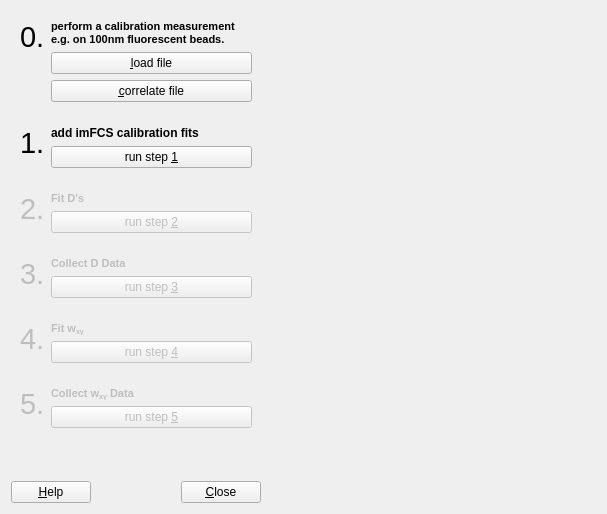
Old version of the form plugins/imfcsfit/imfcscalibrationwizard.ui in the repository jkriege2/QuickFit3.
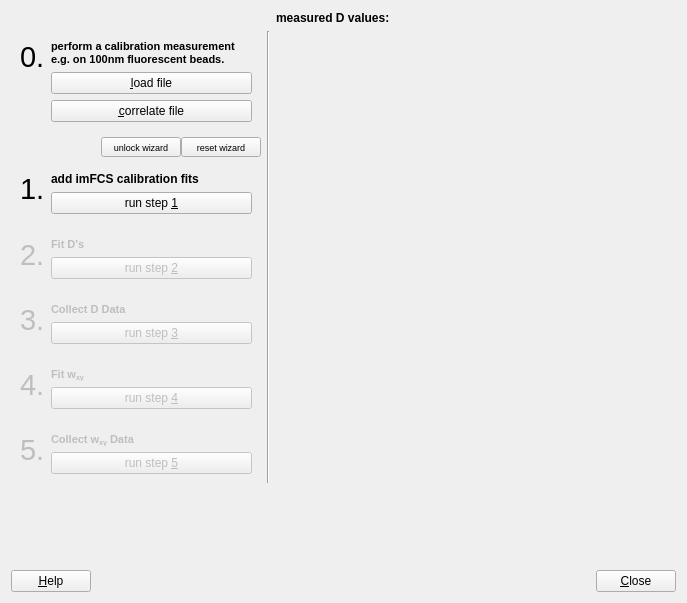
New version of the form. Icons and pictures are not drawn. Custom widgets are drawn as their Qt base class.

Patch:
```diff
--- a/plugins/imfcsfit/imfcscalibrationwizard.ui
+++ b/plugins/imfcsfit/imfcscalibrationwizard.ui
@@ -6,8 +6,8 @@
    <rect>
     <x>0</x>
     <y>0</y>
-    <width>607</width>
-    <height>514</height>
+    <width>687</width>
+    <height>603</height>
    </rect>
   </property>
   <property name="minimumSize">
@@ -23,102 +23,8 @@
    <iconset resource="qfevalimfcsfit.qrc">
     <normaloff>:/imfcsfit/focalvolume.png</normaloff>:/imfcsfit/focalvolume.png</iconset>
   </property>
-  <layout class="QGridLayout" name="gridLayout_7" columnstretch="0,1,0">
-   <item row="0" column="0">
-    <widget class="QWidget" name="widget0" native="true">
-     <property name="minimumSize">
-      <size>
-       <width>250</width>
-       <height>0</height>
-      </size>
-     </property>
-     <layout class="QGridLayout" name="gridLayout_6" rowstretch="0,0,0" columnstretch="0,1">
-      <item row="0" column="0" rowspan="2">
-       <widget class="QLabel" name="label_11">
-        <property name="text">
-         <string>&lt;font size=&quot;+4&quot;&gt;0.&lt;/font&gt;</string>
-        </property>
-        <property name="alignment">
-         <set>Qt::AlignLeading|Qt::AlignLeft|Qt::AlignTop</set>
-        </property>
-       </widget>
-      </item>
-      <item row="0" column="1">
-       <widget class="QLabel" name="label_12">
-        <property name="text">
-         <string>&lt;!DOCTYPE HTML PUBLIC &quot;-//W3C//DTD HTML 4.0//EN&quot; &quot;http://www.w3.org/TR/REC-html40/strict.dtd&quot;&gt;
-&lt;html&gt;&lt;head&gt;&lt;meta name=&quot;qrichtext&quot; content=&quot;1&quot; /&gt;&lt;style type=&quot;text/css&quot;&gt;
-p, li { white-space: pre-wrap; }
-&lt;/style&gt;&lt;/head&gt;&lt;body style=&quot; font-family:'MS Shell Dlg 2'; font-size:8.25pt; font-weight:400; font-style:normal;&quot;&gt;
-&lt;p style=&quot; margin-top:0px; margin-bottom:0px; margin-left:0px; margin-right:0px; -qt-block-indent:0; text-indent:0px;&quot;&gt;&lt;span style=&quot; font-weight:600;&quot;&gt;perform a calibration measurement e.g. on 100nm fluorescent beads.&lt;/span&gt;&lt;/p&gt;&lt;/body&gt;&lt;/html&gt;</string>
-        </property>
-        <property name="alignment">
-         <set>Qt::AlignLeading|Qt::AlignLeft|Qt::AlignTop</set>
-        </property>
-        <property name="wordWrap">
-         <bool>true</bool>
-        </property>
-       </widget>
-      </item>
-      <item row="1" column="1">
-       <widget class="QPushButton" name="btnLoadFile">
-        <property name="text">
-         <string>&amp;load file</string>
-        </property>
-        <property name="icon">
-         <iconset resource="../imagingfcs/qfrdrimagingfcs.qrc">
-          <normaloff>:/imaging_fcs/fileopen.png</normaloff>:/imaging_fcs/fileopen.png</iconset>
-        </property>
-       </widget>
-      </item>
-      <item row="2" column="1">
-       <widget class="QPushButton" name="btnCorrelate">
-        <property name="text">
-         <string>&amp;correlate file</string>
-        </property>
-        <property name="icon">
-         <iconset resource="../imagingfcs/qfrdrimagingfcs.qrc">
-          <normaloff>:/imaging_fcs/add_job.png</normaloff>:/imaging_fcs/add_job.png</iconset>
-        </property>
-       </widget>
-      </item>
-     </layout>
-    </widget>
-   </item>
-   <item row="1" column="0">
-    <widget class="QWidget" name="widget1" native="true">
-     <layout class="QGridLayout" name="gridLayout" rowstretch="0,0" columnstretch="0,1">
-      <item row="0" column="0" rowspan="2">
-       <widget class="QLabel" name="label">
-        <property name="text">
-         <string>&lt;font size=&quot;+4&quot;&gt;1.&lt;/font&gt;</string>
-        </property>
-        <property name="alignment">
-         <set>Qt::AlignLeading|Qt::AlignLeft|Qt::AlignTop</set>
-        </property>
-       </widget>
-      </item>
-      <item row="0" column="1">
-       <widget class="QLabel" name="label_6">
-        <property name="text">
-         <string>&lt;b&gt;add imFCS calibration fits&lt;/b&gt;</string>
-        </property>
-        <property name="alignment">
-         <set>Qt::AlignLeading|Qt::AlignLeft|Qt::AlignTop</set>
-        </property>
-       </widget>
-      </item>
-      <item row="1" column="1">
-       <widget class="QPushButton" name="btnStep1">
-        <property name="text">
-         <string>run step &amp;1</string>
-        </property>
-       </widget>
-      </item>
-     </layout>
-    </widget>
-   </item>
-   <item row="2" column="0">
+  <layout class="QGridLayout" name="gridLayout_7" columnstretch="0,0,1">
+   <item row="6" column="0">
     <widget class="QWidget" name="widget2" native="true">
      <property name="enabled">
       <bool>false</bool>
@@ -158,87 +64,7 @@
      </layout>
     </widget>
    </item>
-   <item row="3" column="0">
-    <widget class="QWidget" name="widget3" native="true">
-     <property name="enabled">
-      <bool>false</bool>
-     </property>
-     <layout class="QGridLayout" name="gridLayout_3" rowstretch="0,0" columnstretch="0,1">
-      <item row="0" column="0" rowspan="2">
-       <widget class="QLabel" name="label_3">
-        <property name="text">
-         <string>&lt;font size=&quot;+4&quot;&gt;3.&lt;/font&gt;</string>
-        </property>
-        <property name="alignment">
-         <set>Qt::AlignLeading|Qt::AlignLeft|Qt::AlignTop</set>
-        </property>
-       </widget>
-      </item>
-      <item row="0" column="1">
-       <widget class="QLabel" name="label_8">
-        <property name="text">
-         <string>&lt;!DOCTYPE HTML PUBLIC &quot;-//W3C//DTD HTML 4.0//EN&quot; &quot;http://www.w3.org/TR/REC-html40/strict.dtd&quot;&gt;
-&lt;html&gt;&lt;head&gt;&lt;meta name=&quot;qrichtext&quot; content=&quot;1&quot; /&gt;&lt;style type=&quot;text/css&quot;&gt;
-p, li { white-space: pre-wrap; }
-&lt;/style&gt;&lt;/head&gt;&lt;body style=&quot; font-family:'MS Shell Dlg 2'; font-size:8.25pt; font-weight:400; font-style:normal;&quot;&gt;
-&lt;p style=&quot; margin-top:0px; margin-bottom:0px; margin-left:0px; margin-right:0px; -qt-block-indent:0; text-indent:0px;&quot;&gt;&lt;span style=&quot; font-size:8pt; font-weight:600;&quot;&gt;Collect D Data&lt;/span&gt;&lt;/p&gt;&lt;/body&gt;&lt;/html&gt;</string>
-        </property>
-        <property name="alignment">
-         <set>Qt::AlignLeading|Qt::AlignLeft|Qt::AlignTop</set>
-        </property>
-       </widget>
-      </item>
-      <item row="1" column="1">
-       <widget class="QPushButton" name="btnStep3">
-        <property name="text">
-         <string>run step &amp;3</string>
-        </property>
-       </widget>
-      </item>
-     </layout>
-    </widget>
-   </item>
-   <item row="4" column="0">
-    <widget class="QWidget" name="widget4" native="true">
-     <property name="enabled">
-      <bool>false</bool>
-     </property>
-     <layout class="QGridLayout" name="gridLayout_4" columnstretch="0,1">
-      <item row="0" column="0" rowspan="2">
-       <widget class="QLabel" name="label_4">
-        <property name="text">
-         <string>&lt;font size=&quot;+4&quot;&gt;4.&lt;/font&gt;</string>
-        </property>
-        <property name="alignment">
-         <set>Qt::AlignLeading|Qt::AlignLeft|Qt::AlignTop</set>
-        </property>
-       </widget>
-      </item>
-      <item row="0" column="1">
-       <widget class="QLabel" name="label_9">
-        <property name="text">
-         <string>&lt;!DOCTYPE HTML PUBLIC &quot;-//W3C//DTD HTML 4.0//EN&quot; &quot;http://www.w3.org/TR/REC-html40/strict.dtd&quot;&gt;
-&lt;html&gt;&lt;head&gt;&lt;meta name=&quot;qrichtext&quot; content=&quot;1&quot; /&gt;&lt;style type=&quot;text/css&quot;&gt;
-p, li { white-space: pre-wrap; }
-&lt;/style&gt;&lt;/head&gt;&lt;body style=&quot; font-family:'MS Shell Dlg 2'; font-size:8.25pt; font-weight:400; font-style:normal;&quot;&gt;
-&lt;p style=&quot; margin-top:0px; margin-bottom:0px; margin-left:0px; margin-right:0px; -qt-block-indent:0; text-indent:0px;&quot;&gt;&lt;span style=&quot; font-size:8pt; font-weight:600;&quot;&gt;Fit w&lt;/span&gt;&lt;span style=&quot; font-size:8pt; font-weight:600; vertical-align:sub;&quot;&gt;xy&lt;/span&gt;&lt;/p&gt;&lt;/body&gt;&lt;/html&gt;</string>
-        </property>
-        <property name="alignment">
-         <set>Qt::AlignLeading|Qt::AlignLeft|Qt::AlignTop</set>
-        </property>
-       </widget>
-      </item>
-      <item row="1" column="1">
-       <widget class="QPushButton" name="btnStep4">
-        <property name="text">
-         <string>run step &amp;4</string>
-        </property>
-       </widget>
-      </item>
-     </layout>
-    </widget>
-   </item>
-   <item row="5" column="0">
+   <item row="9" column="0">
     <widget class="QWidget" name="widget5" native="true">
      <property name="enabled">
       <bool>false</bool>
@@ -278,7 +104,141 @@
      </layout>
     </widget>
    </item>
-   <item row="7" column="0">
+   <item row="8" column="0">
+    <widget class="QWidget" name="widget4" native="true">
+     <property name="enabled">
+      <bool>false</bool>
+     </property>
+     <layout class="QGridLayout" name="gridLayout_4" columnstretch="0,1">
+      <item row="0" column="0" rowspan="2">
+       <widget class="QLabel" name="label_4">
+        <property name="text">
+         <string>&lt;font size=&quot;+4&quot;&gt;4.&lt;/font&gt;</string>
+        </property>
+        <property name="alignment">
+         <set>Qt::AlignLeading|Qt::AlignLeft|Qt::AlignTop</set>
+        </property>
+       </widget>
+      </item>
+      <item row="0" column="1">
+       <widget class="QLabel" name="label_9">
+        <property name="text">
+         <string>&lt;!DOCTYPE HTML PUBLIC &quot;-//W3C//DTD HTML 4.0//EN&quot; &quot;http://www.w3.org/TR/REC-html40/strict.dtd&quot;&gt;
+&lt;html&gt;&lt;head&gt;&lt;meta name=&quot;qrichtext&quot; content=&quot;1&quot; /&gt;&lt;style type=&quot;text/css&quot;&gt;
+p, li { white-space: pre-wrap; }
+&lt;/style&gt;&lt;/head&gt;&lt;body style=&quot; font-family:'MS Shell Dlg 2'; font-size:8.25pt; font-weight:400; font-style:normal;&quot;&gt;
+&lt;p style=&quot; margin-top:0px; margin-bottom:0px; margin-left:0px; margin-right:0px; -qt-block-indent:0; text-indent:0px;&quot;&gt;&lt;span style=&quot; font-size:8pt; font-weight:600;&quot;&gt;Fit w&lt;/span&gt;&lt;span style=&quot; font-size:8pt; font-weight:600; vertical-align:sub;&quot;&gt;xy&lt;/span&gt;&lt;/p&gt;&lt;/body&gt;&lt;/html&gt;</string>
+        </property>
+        <property name="alignment">
+         <set>Qt::AlignLeading|Qt::AlignLeft|Qt::AlignTop</set>
+        </property>
+       </widget>
+      </item>
+      <item row="1" column="1">
+       <widget class="QPushButton" name="btnStep4">
+        <property name="text">
+         <string>run step &amp;4</string>
+        </property>
+       </widget>
+      </item>
+     </layout>
+    </widget>
+   </item>
+   <item row="3" column="0">
+    <widget class="QWidget" name="widget0" native="true">
+     <property name="minimumSize">
+      <size>
+       <width>250</width>
+       <height>0</height>
+      </size>
+     </property>
+     <layout class="QGridLayout" name="gridLayout_6" rowstretch="0,0,0" columnstretch="0,1">
+      <item row="0" column="0" rowspan="2">
+       <widget class="QLabel" name="label_11">
+        <property name="text">
+         <string>&lt;font size=&quot;+4&quot;&gt;0.&lt;/font&gt;</string>
+        </property>
+        <property name="alignment">
+         <set>Qt::AlignLeading|Qt::AlignLeft|Qt::AlignTop</set>
+        </property>
+       </widget>
+      </item>
+      <item row="0" column="1">
+       <widget class="QLabel" name="label_12">
+        <property name="text">
+         <string>&lt;!DOCTYPE HTML PUBLIC &quot;-//W3C//DTD HTML 4.0//EN&quot; &quot;http://www.w3.org/TR/REC-html40/strict.dtd&quot;&gt;
+&lt;html&gt;&lt;head&gt;&lt;meta name=&quot;qrichtext&quot; content=&quot;1&quot; /&gt;&lt;style type=&quot;text/css&quot;&gt;
+p, li { white-space: pre-wrap; }
+&lt;/style&gt;&lt;/head&gt;&lt;body style=&quot; font-family:'MS Shell Dlg 2'; font-size:8.25pt; font-weight:400; font-style:normal;&quot;&gt;
+&lt;p style=&quot; margin-top:0px; margin-bottom:0px; margin-left:0px; margin-right:0px; -qt-block-indent:0; text-indent:0px;&quot;&gt;&lt;span style=&quot; font-weight:600;&quot;&gt;perform a calibration measurement e.g. on 100nm fluorescent beads.&lt;/span&gt;&lt;/p&gt;&lt;/body&gt;&lt;/html&gt;</string>
+        </property>
+        <property name="alignment">
+         <set>Qt::AlignLeading|Qt::AlignLeft|Qt::AlignTop</set>
+        </property>
+        <property name="wordWrap">
+         <bool>true</bool>
+        </property>
+       </widget>
+      </item>
+      <item row="1" column="1">
+       <widget class="QPushButton" name="btnLoadFile">
+        <property name="text">
+         <string>&amp;load file</string>
+        </property>
+        <property name="icon">
+         <iconset resource="../imagingfcs/qfrdrimagingfcs.qrc">
+          <normaloff>:/imaging_fcs/fileopen.png</normaloff>:/imaging_fcs/fileopen.png</iconset>
+        </property>
+       </widget>
+      </item>
+      <item row="2" column="1">
+       <widget class="QPushButton" name="btnCorrelate">
+        <property name="text">
+         <string>&amp;correlate file</string>
+        </property>
+        <property name="icon">
+         <iconset resource="../imagingfcs/qfrdrimagingfcs.qrc">
+          <normaloff>:/imaging_fcs/add_job.png</normaloff>:/imaging_fcs/add_job.png</iconset>
+        </property>
+       </widget>
+      </item>
+     </layout>
+    </widget>
+   </item>
+   <item row="0" column="2">
+    <widget class="QLabel" name="label_14">
+     <property name="text">
+      <string>&lt;b&gt;measured D values:&lt;/b&gt;</string>
+     </property>
+     <property name="alignment">
+      <set>Qt::AlignBottom|Qt::AlignLeading|Qt::AlignLeft</set>
+     </property>
+    </widget>
+   </item>
+   <item row="3" column="2" rowspan="7">
+    <widget class="QFPlotter" name="pltD" native="true">
+     <property name="minimumSize">
+      <size>
+       <width>100</width>
+       <height>100</height>
+      </size>
+     </property>
+    </widget>
+   </item>
+   <item row="12" column="0">
+    <spacer name="verticalSpacer">
+     <property name="orientation">
+      <enum>Qt::Vertical</enum>
+     </property>
+     <property name="sizeHint" stdset="0">
+      <size>
+       <width>20</width>
+       <height>40</height>
+      </size>
+     </property>
+    </spacer>
+   </item>
+   <item row="13" column="0" colspan="3">
     <layout class="QHBoxLayout" name="horizontalLayout">
      <item>
       <widget class="QPushButton" name="btnHelp">
@@ -317,38 +277,176 @@
      </item>
     </layout>
    </item>
-   <item row="0" column="1" rowspan="3">
-    <widget class="QFPlotter" name="pltD" native="true">
+   <item row="4" column="0">
+    <widget class="QWidget" name="horizontalWidget" native="true">
      <property name="minimumSize">
       <size>
-       <width>100</width>
-       <height>100</height>
+       <width>0</width>
+       <height>10</height>
       </size>
      </property>
+     <layout class="QHBoxLayout" name="horizontalLayout_2">
+      <property name="spacing">
+       <number>0</number>
+      </property>
+      <property name="margin">
+       <number>0</number>
+      </property>
+      <item>
+       <spacer name="horizontalSpacer_2">
+        <property name="orientation">
+         <enum>Qt::Horizontal</enum>
+        </property>
+        <property name="sizeHint" stdset="0">
+         <size>
+          <width>40</width>
+          <height>20</height>
+         </size>
+        </property>
+       </spacer>
+      </item>
+      <item>
+       <widget class="QPushButton" name="btnUnlock">
+        <property name="sizePolicy">
+         <sizepolicy hsizetype="Minimum" vsizetype="Preferred">
+          <horstretch>0</horstretch>
+          <verstretch>0</verstretch>
+         </sizepolicy>
+        </property>
+        <property name="minimumSize">
+         <size>
+          <width>0</width>
+          <height>12</height>
+         </size>
+        </property>
+        <property name="baseSize">
+         <size>
+          <width>0</width>
+          <height>12</height>
+         </size>
+        </property>
+        <property name="font">
+         <font>
+          <pointsize>7</pointsize>
+         </font>
+        </property>
+        <property name="text">
+         <string>unlock wizard</string>
+        </property>
+       </widget>
+      </item>
+      <item>
+       <widget class="QPushButton" name="btnReset">
+        <property name="sizePolicy">
+         <sizepolicy hsizetype="Minimum" vsizetype="Preferred">
+          <horstretch>0</horstretch>
+          <verstretch>0</verstretch>
+         </sizepolicy>
+        </property>
+        <property name="minimumSize">
+         <size>
+          <width>0</width>
+          <height>12</height>
+         </size>
+        </property>
+        <property name="baseSize">
+         <size>
+          <width>0</width>
+          <height>12</height>
+         </size>
+        </property>
+        <property name="font">
+         <font>
+          <pointsize>7</pointsize>
+         </font>
+        </property>
+        <property name="text">
+         <string>reset wizard</string>
+        </property>
+       </widget>
+      </item>
+     </layout>
     </widget>
    </item>
-   <item row="3" column="1" rowspan="3">
-    <widget class="QFPlotter" name="pltWXY" native="true">
-     <property name="minimumSize">
-      <size>
-       <width>100</width>
-       <height>100</height>
-      </size>
+   <item row="5" column="0">
+    <widget class="QWidget" name="widget1" native="true">
+     <layout class="QGridLayout" name="gridLayout" rowstretch="0,0,0" columnstretch="0,1">
+      <item row="1" column="0" rowspan="2">
+       <widget class="QLabel" name="label">
+        <property name="text">
+         <string>&lt;font size=&quot;+4&quot;&gt;1.&lt;/font&gt;</string>
+        </property>
+        <property name="alignment">
+         <set>Qt::AlignLeading|Qt::AlignLeft|Qt::AlignTop</set>
+        </property>
+       </widget>
+      </item>
+      <item row="1" column="1">
+       <widget class="QLabel" name="label_6">
+        <property name="text">
+         <string>&lt;b&gt;add imFCS calibration fits&lt;/b&gt;</string>
+        </property>
+        <property name="alignment">
+         <set>Qt::AlignLeading|Qt::AlignLeft|Qt::AlignTop</set>
+        </property>
+       </widget>
+      </item>
+      <item row="2" column="1">
+       <widget class="QPushButton" name="btnStep1">
+        <property name="text">
+         <string>run step &amp;1</string>
+        </property>
+       </widget>
+      </item>
+     </layout>
+    </widget>
+   </item>
+   <item row="7" column="0">
+    <widget class="QWidget" name="widget3" native="true">
+     <property name="enabled">
+      <bool>false</bool>
      </property>
+     <layout class="QGridLayout" name="gridLayout_3" rowstretch="0,0" columnstretch="0,1">
+      <item row="0" column="0" rowspan="2">
+       <widget class="QLabel" name="label_3">
+        <property name="text">
+         <string>&lt;font size=&quot;+4&quot;&gt;3.&lt;/font&gt;</string>
+        </property>
+        <property name="alignment">
+         <set>Qt::AlignLeading|Qt::AlignLeft|Qt::AlignTop</set>
+        </property>
+       </widget>
+      </item>
+      <item row="0" column="1">
+       <widget class="QLabel" name="label_8">
+        <property name="text">
+         <string>&lt;!DOCTYPE HTML PUBLIC &quot;-//W3C//DTD HTML 4.0//EN&quot; &quot;http://www.w3.org/TR/REC-html40/strict.dtd&quot;&gt;
+&lt;html&gt;&lt;head&gt;&lt;meta name=&quot;qrichtext&quot; content=&quot;1&quot; /&gt;&lt;style type=&quot;text/css&quot;&gt;
+p, li { white-space: pre-wrap; }
+&lt;/style&gt;&lt;/head&gt;&lt;body style=&quot; font-family:'MS Shell Dlg 2'; font-size:8.25pt; font-weight:400; font-style:normal;&quot;&gt;
+&lt;p style=&quot; margin-top:0px; margin-bottom:0px; margin-left:0px; margin-right:0px; -qt-block-indent:0; text-indent:0px;&quot;&gt;&lt;span style=&quot; font-size:8pt; font-weight:600;&quot;&gt;Collect D Data&lt;/span&gt;&lt;/p&gt;&lt;/body&gt;&lt;/html&gt;</string>
+        </property>
+        <property name="alignment">
+         <set>Qt::AlignLeading|Qt::AlignLeft|Qt::AlignTop</set>
+        </property>
+       </widget>
+      </item>
+      <item row="1" column="1">
+       <widget class="QPushButton" name="btnStep3">
+        <property name="text">
+         <string>run step &amp;3</string>
+        </property>
+       </widget>
+      </item>
+     </layout>
     </widget>
    </item>
-   <item row="6" column="0">
-    <spacer name="verticalSpacer">
+   <item row="3" column="1" rowspan="7">
+    <widget class="Line" name="line">
      <property name="orientation">
       <enum>Qt::Vertical</enum>
      </property>
-     <property name="sizeHint" stdset="0">
-      <size>
-       <width>20</width>
-       <height>40</height>
-      </size>
-     </property>
-    </spacer>
+    </widget>
    </item>
   </layout>
  </widget>
```
